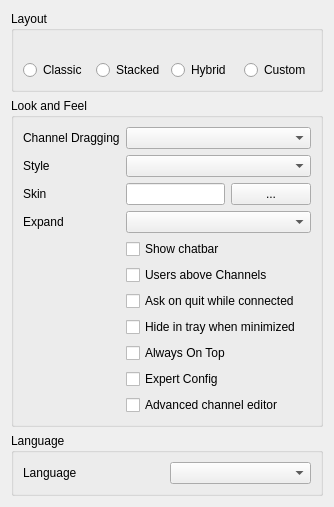
mumble-voip/mumble, file src/mumble/LookConfig.ui: the form before one commit.
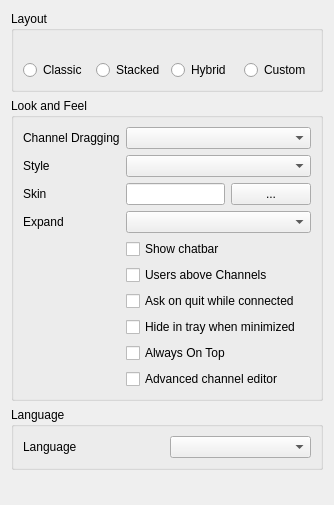
The form after the commit. Icons and pictures are not drawn.

Commit message: Change a few expert/nonexpert settings

```diff
--- a/src/mumble/LookConfig.ui
+++ b/src/mumble/LookConfig.ui
@@ -284,19 +284,6 @@
         </property>
        </widget>
       </item>
-      <item row="9" column="1" colspan="2">
-       <widget class="QCheckBox" name="qcbExpert">
-        <property name="toolTip">
-         <string>Show all configuration items</string>
-        </property>
-        <property name="whatsThis">
-         <string>&lt;b&gt;This will show all configuration items.&lt;/b&gt;&lt;br /&gt;Mumble contains a lot of configuration items that most users won't need to change. Checking this will show all configurable items.</string>
-        </property>
-        <property name="text">
-         <string>Expert Config</string>
-        </property>
-       </widget>
-      </item>
       <item row="4" column="1">
        <widget class="QCheckBox" name="qcbShowChatbar">
         <property name="toolTip">
@@ -310,7 +297,7 @@
         </property>
        </widget>
       </item>
-      <item row="10" column="1" colspan="2">
+      <item row="9" column="1" colspan="2">
        <widget class="QCheckBox" name="qcbAdvancedACL">
         <property name="toolTip">
          <string>Enabled advanced channel editor</string>
```
The commit also changes 3 other files.
